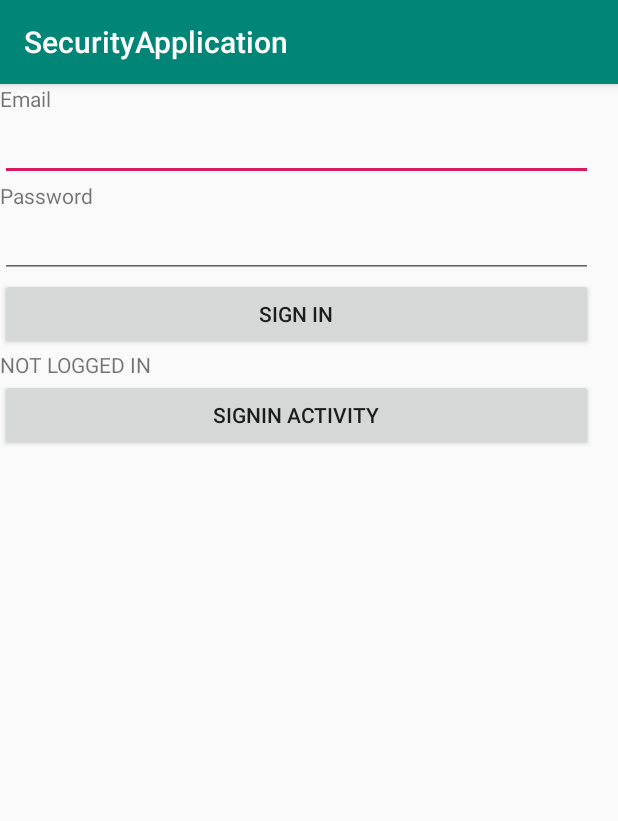
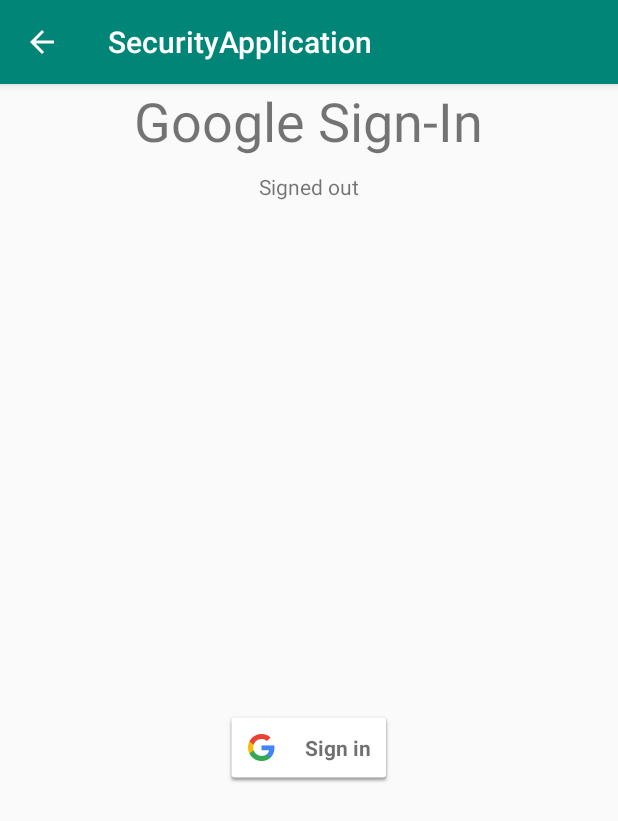
Before and after one commit to devucp/SecurityApplication, an Android app: the screen it shows after launch (MainActivity before the commit, GoogleSignInActivity after it), on a phone screen of 412 x 824 dp. Shown: the top 821 px of the screen. Run offline under Robolectric (Android 15) with nearby library versions, the phone set to English and light mode, and no system bars; our stand-ins replace Firebase (no records; nobody signed in at launch, a user with empty details on screens opened directly).

Commit message:
Google Sign in api added

```diff
--- /dev/null
+++ b/app/src/main/java/com/example/securityapplication/GoogleSignInActivity.java
@@ -0,0 +1,213 @@
+package com.example.securityapplication;
+
+import android.content.Intent;
+import android.support.annotation.NonNull;
+import android.support.v7.app.AppCompatActivity;
+import android.os.Bundle;
+import android.util.Log;
+import android.view.View;
+import android.widget.TextView;
+
+import com.google.android.gms.auth.api.signin.GoogleSignIn;
+import com.google.android.gms.auth.api.signin.GoogleSignInAccount;
+import com.google.android.gms.auth.api.signin.GoogleSignInClient;
+import com.google.android.gms.auth.api.signin.GoogleSignInOptions;
+import com.google.android.gms.common.SignInButton;
+import com.google.android.gms.common.api.ApiException;
+import com.google.android.gms.tasks.OnCompleteListener;
+import com.google.android.gms.tasks.Task;
+import com.google.firebase.auth.AuthCredential;
+import com.google.firebase.auth.AuthResult;
+import com.google.firebase.auth.FirebaseAuth;
+import com.google.firebase.auth.FirebaseUser;
+import com.google.firebase.auth.GoogleAuthProvider;
+
+public class GoogleSignInActivity extends AppCompatActivity implements
+        View.OnClickListener {
+
+    private GoogleSignInClient mGoogleSignInClient;
+    private FirebaseAuth mAuth;
+
+    private static final String TAG = "SignInActivity";
+    private static final int RC_SIGN_IN = 9001;
+    private TextView mStatusTextView;
+
+    @Override
+    protected void onCreate(Bundle savedInstanceState) {
+        super.onCreate(savedInstanceState);
+        setContentView(R.layout.activity_google_sign_in);
+
+        //set status TextView using setter function
+        setmStatusTextView((TextView) findViewById(R.id.status));
+
+        // [START initialize_auth]
+        // Initialize Firebase Auth
+        mAuth = FirebaseAuth.getInstance();
+        // [END initialize_auth]
+
+        // Button listeners
+        findViewById(R.id.sign_in_button).setOnClickListener(this);
+        findViewById(R.id.sign_out_button).setOnClickListener(this);
+        findViewById(R.id.disconnect_button).setOnClickListener(this);
+
+        // Configure sign-in to request the user's ID, email address, and basic
+        // profile. ID and basic profile are included in DEFAULT_SIGN_IN.
+        GoogleSignInOptions gso = new GoogleSignInOptions.Builder(GoogleSignInOptions.DEFAULT_SIGN_IN)
+                .requestIdToken(getString(R.string.server_client_id))
+                .requestEmail()
+                .build();
+        // Build a GoogleSignInClient with the options specified by gso.
+        mGoogleSignInClient = GoogleSignIn.getClient(this, gso);
+
+        // [START customize_button]
+        // Set the dimensions of the sign-in button.
+        SignInButton signInButton = findViewById(R.id.sign_in_button);
+        signInButton.setSize(SignInButton.SIZE_STANDARD);
+        signInButton.setColorScheme(SignInButton.COLOR_LIGHT);
+        // [END customize_button]
+    }
+
+    @Override
+    public void onStart() {
+        super.onStart();
+
+        // [START on_start_sign_in]
+
+        // Check if user is signed in (non-null) and update UI accordingly using firebase server.
+        FirebaseUser currentUser = mAuth.getCurrentUser();
+        updateUI(currentUser);
+        // [END on_start_sign_in]
+    }
+
+    @Override
+    public void onActivityResult(int requestCode, int resultCode, Intent data) {
+        super.onActivityResult(requestCode, resultCode, data);
+
+        // Result returned from launching the Intent from GoogleSignInClient.getSignInIntent(...);
+        if (requestCode == RC_SIGN_IN) {
+            // The Task returned from this call is always completed, no need to attach
+            // a listener.
+            Task<GoogleSignInAccount> task = GoogleSignIn.getSignedInAccountFromIntent(data);
+            handleSignInResult(task);
+        }
+    }
+
+    private void firebaseAuthWithGoogle(GoogleSignInAccount acct) {
+        Log.d(TAG, "firebaseAuthWithGoogle:" + acct.getId());
+        AuthCredential credential = GoogleAuthProvider.getCredential(acct.getIdToken(), null);
+        mAuth.signInWithCredential(credential)
+                .addOnCompleteListener(this, new OnCompleteListener<AuthResult>() {
+                    @Override
+                    public void onComplete(@NonNull Task<AuthResult> task) {
+                        if (task.isSuccessful()) {
+                            // Sign in success, update UI with the signed-in user's information
+                            Log.d(TAG, "signInWithCredential:success");
+                            FirebaseUser user = mAuth.getCurrentUser();
+                            updateUI(user);
+                        } else {
+                            // If sign in fails, display a message to the user.
+                            Log.w(TAG, "signInWithCredential:failure", task.getException());
+                            //Snackbar.make(findViewById(R.id.main_layout), "Authentication Failed.", Snackbar.LENGTH_SHORT).show();
+                            updateUI(null);
+                        }
+                    }
+                });
+    }
+
+    private void handleSignInResult(Task<GoogleSignInAccount> completedTask) {
+        try {
+            GoogleSignInAccount account = completedTask.getResult(ApiException.class);
+            firebaseAuthWithGoogle(account);
+            // Signed in successfully, show authenticated UI.
+            //updateUI(account);
+        } catch (ApiException e) {
+            // The ApiException status code indicates the detailed failure reason.
+            // Please refer to the GoogleSignInStatusCodes class reference for more information.
+            Log.w(TAG, "signInResult:failed code=" + e.getStatusCode());
+            updateUI(null);
+        }
+    }
+
+    private void updateUI(FirebaseUser user){
+        if(user != null){
+            getmStatusTextView().setText(getString(R.string.signed_in_fmt, user.getDisplayName()));
+            findViewById(R.id.sign_in_button).setVisibility(View.GONE);
+            findViewById(R.id.sign_out_and_disconnect).setVisibility(View.VISIBLE);
+        }
+        else {
+            getmStatusTextView().setText(R.string.signed_out);
+            findViewById(R.id.sign_in_button).setVisibility(View.VISIBLE);
+            findViewById(R.id.sign_out_and_disconnect).setVisibility(View.GONE);
+        }
+    }
+
+    // [START signIn]
+    private void signIn() {
+        Intent signInIntent = mGoogleSignInClient.getSignInIntent();
+        startActivityForResult(signInIntent, RC_SIGN_IN);
+    }
+    // [END signIn]
+
+    // [START signOut]
+    private void signOut() {
+        // Firebase sign out
+        mAuth.signOut();
+
+        mGoogleSignInClient.signOut()
+                .addOnCompleteListener(this, new OnCompleteListener<Void>() {
+                    @Override
+                    public void onComplete(@NonNull Task<Void> task) {
+                        // [START_EXCLUDE]
+                        updateUI(null);
+                        // [END_EXCLUDE]
+                    }
+                });
+        updateUI(null);
+    }
+    // [END signOut]
+
+    // [START revokeAccess]
+    private void revokeAccess() {
+
+
+        // Firebase sign out
+        mAuth.signOut();
+
+        mGoogleSignInClient.revokeAccess()
+                .addOnCompleteListener(this, new OnCompleteListener<Void>() {
+                    @Override
+                    public void onComplete(@NonNull Task<Void> task) {
+                        // [START_EXCLUDE]
+                        updateUI(null);
+
+                        // [END_EXCLUDE]
+                    }
+                });
+    }
+    // [END revokeAccess]
+
+    @Override
+    public void onClick(View v) {
+        switch (v.getId()) {
+            case R.id.sign_in_button:
+                signIn();
+                break;
+
+            case R.id.sign_out_button:
+                signOut();
+                break;
+
+            case R.id.disconnect_button:
+                revokeAccess();
+                break;
+        }
+
+    }
+
+    public void setmStatusTextView(TextView mStatusTextView) {
+        this.mStatusTextView = mStatusTextView;
+    }
+    public TextView getmStatusTextView() {
+        return this.mStatusTextView;
+    }
+}
--- /dev/null
+++ b/app/src/main/res/layout/activity_google_sign_in.xml
@@ -0,0 +1,95 @@
+<?xml version="1.0" encoding="utf-8"?>
+<LinearLayout xmlns:android="http://schemas.android.com/apk/res/android"
+    xmlns:app="http://schemas.android.com/apk/res-auto"
+    xmlns:tools="http://schemas.android.com/tools"
+    android:layout_width="match_parent"
+    android:layout_height="match_parent"
+    android:orientation="vertical"
+    tools:context=".GoogleSignInActivity">
+    <LinearLayout
+        android:layout_width="match_parent"
+        android:layout_height="0dp"
+        android:layout_weight="3"
+        android:gravity="center_horizontal"
+        android:orientation="vertical">
+
+        <TextView
+            android:id="@+id/title_text"
+            android:layout_width="wrap_content"
+            android:layout_height="wrap_content"
+            android:layout_marginBottom="10dp"
+            android:text="@string/title_text"
+            android:gravity="center"
+            android:textSize="36sp" />
+
+        <TextView
+            android:id="@+id/status"
+            android:layout_width="wrap_content"
+            android:layout_height="wrap_content"
+            android:text="@string/signed_out"
+            android:textSize="14sp" />
+
+        <TextView
+            android:id="@+id/detail"
+            android:layout_width="wrap_content"
+            android:layout_height="wrap_content"
+            android:fadeScrollbars="true"
+            android:gravity="center"
+            android:maxLines="5"
+            android:padding="10dp"
+            android:scrollbars="vertical"
+            android:textSize="14sp" />
+
+        <Button
+            android:id="@+id/button_optional_action"
+            style="@style/Base.Widget.AppCompat.Button.Borderless.Colored"
+            android:layout_width="wrap_content"
+            android:layout_height="wrap_content"
+            android:visibility="gone"
+            tools:text="Optional Action"
+            tools:visibility="visible" />
+
+        <RelativeLayout
+            android:layout_width="fill_parent"
+            android:layout_height="538dp"
+            android:layout_weight="1">
+
+            <LinearLayout
+                android:id="@+id/sign_out_and_disconnect"
+                android:layout_width="fill_parent"
+                android:layout_height="wrap_content"
+                android:layout_centerInParent="true"
+                android:orientation="horizontal"
+                android:paddingLeft="16dp"
+                android:paddingRight="16dp"
+                android:visibility="gone"
+                tools:visibility="visible">
+
+                <Button
+                    android:id="@+id/sign_out_button"
+                    android:layout_width="0dp"
+                    android:layout_height="wrap_content"
+                    android:layout_weight="1"
+                    android:text="@string/sign_out" />
+
+                <Button
+                    android:id="@+id/disconnect_button"
+                    android:layout_width="0dp"
+                    android:layout_height="wrap_content"
+                    android:layout_weight="1"
+                    android:text="@string/disconnect" />
+            </LinearLayout>
+
+            <com.google.android.gms.common.SignInButton
+                android:id="@+id/sign_in_button"
+                android:layout_width="wrap_content"
+                android:layout_height="wrap_content"
+                android:layout_centerInParent="true"
+                android:visibility="visible"
+                tools:visibility="gone" />
+
+        </RelativeLayout>
+
+    </LinearLayout>
+
+</LinearLayout>
--- a/app/src/main/res/layout/activity_main.xml
+++ b/app/src/main/res/layout/activity_main.xml
@@ -55,7 +55,7 @@
             android:id="@+id/button"
             android:layout_width="match_parent"
             android:layout_height="wrap_content"
-            android:onClick="GoogleSignIn"
+            android:onClick="googleSignIn"
             android:text="SignIn Activity" />
     </LinearLayout>
 </android.support.constraint.ConstraintLayout>
--- a/app/src/main/res/values/strings.xml
+++ b/app/src/main/res/values/strings.xml
@@ -4,6 +4,13 @@
     <string name="logged">LOGGED IN</string>
     <string name="sign_out_text">SIGN OUT</string>
     <string name="sign_in_text">SIGN IN</string>
-    <string name="server_client_id">534786616869–6j43f17evv8a6tv9vh2dbbo4k0grd513.apps.googleusercontent.com</string>
-
+    <string name="server_client_id">534786616869-k8kplmfdh0gfrbjlc30sts4fnmr66bo9.apps.googleusercontent.com</string>
+    <!--Google Sign-in-->
+    <string name="title_text">Google Sign-In</string>
+    <!--Google Sign-in status messages-->
+    <string name="signed_in_fmt">Signed in as: %s</string>
+    <string name="signed_out">Signed out</string>
+    <!-- Google Button labels -->
+    <string name="sign_out">Sign Out</string>
+    <string name="disconnect">Disconnect</string>
 </resources>
```
Also changed, not shown: app/build.gradle (+7 -0 lines), app/src/main/AndroidManifest.xml (+9 -0 lines), app/src/main/java/com/example/securityapplication/MainActivity.java (+8 -0 lines).
